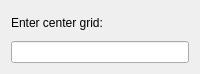
Qt form so2sdr/centergrid.ui (n4ogw/so2sdr) before a commit.
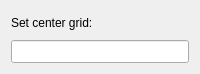
The same form after that commit.

```diff
--- a/so2sdr/centergrid.ui
+++ b/so2sdr/centergrid.ui
@@ -13,9 +13,15 @@
     <height>74</height>
    </rect>
   </property>
+  <property name="sizePolicy">
+   <sizepolicy hsizetype="MinimumExpanding" vsizetype="MinimumExpanding">
+    <horstretch>0</horstretch>
+    <verstretch>0</verstretch>
+   </sizepolicy>
+  </property>
   <property name="minimumSize">
    <size>
-    <width>200</width>
+    <width>100</width>
     <height>30</height>
    </size>
   </property>
@@ -31,13 +37,38 @@
   <layout class="QVBoxLayout" name="verticalLayout">
    <item>
     <widget class="QLabel" name="label">
+     <property name="sizePolicy">
+      <sizepolicy hsizetype="MinimumExpanding" vsizetype="MinimumExpanding">
+       <horstretch>0</horstretch>
+       <verstretch>0</verstretch>
+      </sizepolicy>
+     </property>
+     <property name="minimumSize">
+      <size>
+       <width>100</width>
+       <height>0</height>
+      </size>
+     </property>
      <property name="text">
-      <string>Enter center grid:</string>
+      <string>Set center grid:</string>
      </property>
     </widget>
    </item>
    <item>
-    <widget class="QLineEdit" name="lineEdit"/>
+    <widget class="QLineEdit" name="lineEdit">
+     <property name="sizePolicy">
+      <sizepolicy hsizetype="MinimumExpanding" vsizetype="MinimumExpanding">
+       <horstretch>0</horstretch>
+       <verstretch>0</verstretch>
+      </sizepolicy>
+     </property>
+     <property name="minimumSize">
+      <size>
+       <width>100</width>
+       <height>0</height>
+      </size>
+     </property>
+    </widget>
    </item>
   </layout>
  </widget>
```
